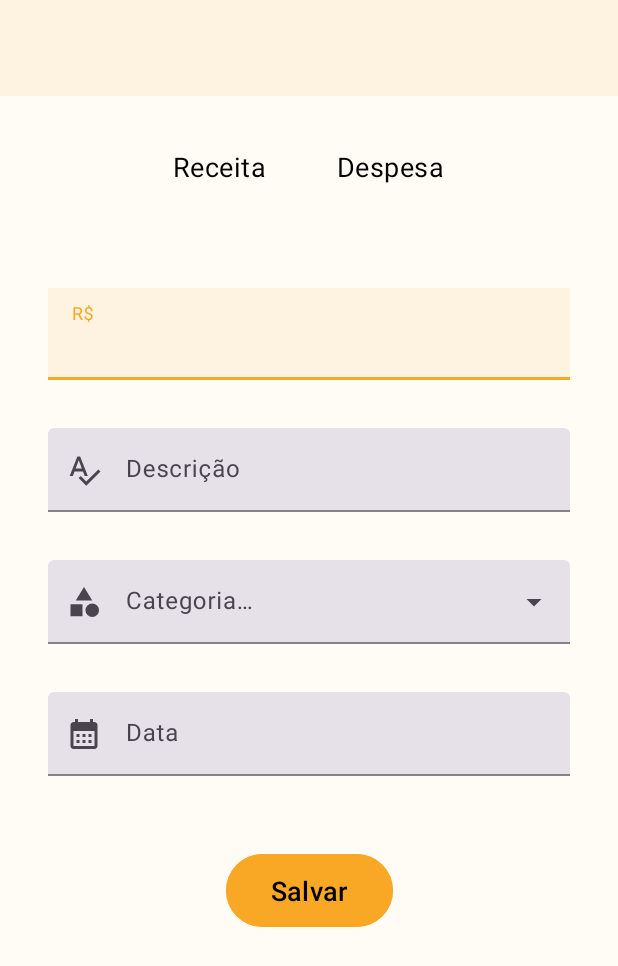
After one commit to htchristie/finances-app, an Android app: the AddTransaction screen opened directly, with no data from a screen before it, on a phone screen of 412 x 824 dp. The commit adds this screen. Shown: the top 966 px of the screen. Run offline under Robolectric (Android 15) with nearby library versions, the phone set to English and light mode, and no system bars.

Commit message:
added 'add transaction' activity

```diff
--- /dev/null
+++ b/app/src/main/java/com/fmu/financesapp/AddGoal.java
@@ -0,0 +1,14 @@
+package com.fmu.financesapp;
+
+import androidx.appcompat.app.AppCompatActivity;
+
+import android.os.Bundle;
+
+public class AddGoal extends AppCompatActivity {
+
+    @Override
+    protected void onCreate(Bundle savedInstanceState) {
+        super.onCreate(savedInstanceState);
+        setContentView(R.layout.activity_add_goals);
+    }
+}
--- /dev/null
+++ b/app/src/main/java/com/fmu/financesapp/AddTransaction.java
@@ -0,0 +1,32 @@
+package com.fmu.financesapp;
+
+import androidx.appcompat.app.AppCompatActivity;
+
+import android.os.Bundle;
+import android.view.View;
+import android.widget.ArrayAdapter;
+import android.widget.AutoCompleteTextView;
+
+import com.fmu.financesapp.databinding.ActivityAddTransactionBinding;
+
+public class AddTransaction extends AppCompatActivity {
+
+    private ActivityAddTransactionBinding binding;
+
+    @Override
+    protected void onResume() {
+        super.onResume();
+        String[] categories = getResources().getStringArray(R.array.categories);
+        ArrayAdapter<String> adapter = new ArrayAdapter<>(this, R.layout.transactions_dropdown_item, categories);
+        AutoCompleteTextView autoCompleteTextView = binding.tvTransactionCategory;
+        autoCompleteTextView.setAdapter(adapter);
+    }
+
+    @Override
+    protected void onCreate(Bundle savedInstanceState) {
+        super.onCreate(savedInstanceState);
+        binding = ActivityAddTransactionBinding.inflate(getLayoutInflater());
+        View view = binding.getRoot();
+        setContentView(view);
+    }
+}
--- /dev/null
+++ b/app/src/main/res/drawable/ic_calendar.xml
@@ -0,0 +1,5 @@
+<vector android:height="24dp" android:tint="#FFFFFF"
+    android:viewportHeight="24" android:viewportWidth="24"
+    android:width="24dp" xmlns:android="http://schemas.android.com/apk/res/android">
+    <path android:fillColor="@android:color/white" android:pathData="M19,4h-1V2h-2v2H8V2H6v2H5C3.89,4 3.01,4.9 3.01,6L3,20c0,1.1 0.89,2 2,2h14c1.1,0 2,-0.9 2,-2V6C21,4.9 20.1,4 19,4zM19,20H5V10h14V20zM9,14H7v-2h2V14zM13,14h-2v-2h2V14zM17,14h-2v-2h2V14zM9,18H7v-2h2V18zM13,18h-2v-2h2V18zM17,18h-2v-2h2V18z"/>
+</vector>
--- /dev/null
+++ b/app/src/main/res/drawable/ic_category.xml
@@ -0,0 +1,7 @@
+<vector android:height="24dp" android:tint="#FFFFFF"
+    android:viewportHeight="24" android:viewportWidth="24"
+    android:width="24dp" xmlns:android="http://schemas.android.com/apk/res/android">
+    <path android:fillColor="@android:color/white" android:pathData="M12,2l-5.5,9h11z"/>
+    <path android:fillColor="@android:color/white" android:pathData="M17.5,17.5m-4.5,0a4.5,4.5 0,1 1,9 0a4.5,4.5 0,1 1,-9 0"/>
+    <path android:fillColor="@android:color/white" android:pathData="M3,13.5h8v8H3z"/>
+</vector>
--- /dev/null
+++ b/app/src/main/res/drawable/ic_description.xml
@@ -0,0 +1,5 @@
+<vector android:height="24dp" android:tint="#FFFFFF"
+    android:viewportHeight="24" android:viewportWidth="24"
+    android:width="24dp" xmlns:android="http://schemas.android.com/apk/res/android">
+    <path android:fillColor="@android:color/white" android:pathData="M12.45,16h2.09L9.43,3L7.57,3L2.46,16h2.09l1.12,-3h5.64l1.14,3zM6.43,11L8.5,5.48 10.57,11L6.43,11zM21.59,11.59l-8.09,8.09L9.83,16l-1.41,1.41 5.09,5.09L23,13l-1.41,-1.41z"/>
+</vector>
--- /dev/null
+++ b/app/src/main/res/drawable/ic_dot.xml
@@ -0,0 +1,5 @@
+<vector android:height="10dp" android:tint="?attr/colorPrimaryVariant"
+    android:viewportHeight="24" android:viewportWidth="24"
+    android:width="10dp" xmlns:android="http://schemas.android.com/apk/res/android">
+    <path android:fillColor="@android:color/white" android:pathData="M12,12m-10,0a10,10 0,1 1,20 0a10,10 0,1 1,-20 0"/>
+</vector>
--- /dev/null
+++ b/app/src/main/res/drawable/ic_money.xml
@@ -0,0 +1,5 @@
+<vector android:height="24dp" android:tint="#FFFFFF"
+    android:viewportHeight="24" android:viewportWidth="24"
+    android:width="24dp" xmlns:android="http://schemas.android.com/apk/res/android">
+    <path android:fillColor="@android:color/white" android:pathData="M11.8,10.9c-2.27,-0.59 -3,-1.2 -3,-2.15 0,-1.09 1.01,-1.85 2.7,-1.85 1.78,0 2.44,0.85 2.5,2.1h2.21c-0.07,-1.72 -1.12,-3.3 -3.21,-3.81V3h-3v2.16c-1.94,0.42 -3.5,1.68 -3.5,3.61 0,2.31 1.91,3.46 4.7,4.13 2.5,0.6 3,1.48 3,2.41 0,0.69 -0.49,1.79 -2.7,1.79 -2.06,0 -2.87,-0.92 -2.98,-2.1h-2.2c0.12,2.19 1.76,3.42 3.68,3.83V21h3v-2.15c1.95,-0.37 3.5,-1.5 3.5,-3.55 0,-2.84 -2.43,-3.81 -4.7,-4.4z"/>
+</vector>
--- /dev/null
+++ b/app/src/main/res/drawable/transactions_radio_icon.xml
@@ -0,0 +1,8 @@
+<?xml version="1.0" encoding="utf-8"?>
+<selector xmlns:android="http://schemas.android.com/apk/res/android">
+    <item android:state_checked="true"
+        android:color="?attr/colorPrimaryVariant" />
+
+    <item android:state_checked="false"
+        android:color="@android:color/transparent" />
+</selector>
--- /dev/null
+++ b/app/src/main/res/drawable/transactions_radio_text.xml
@@ -0,0 +1,10 @@
+<?xml version="1.0" encoding="utf-8"?>
+<selector xmlns:android="http://schemas.android.com/apk/res/android">
+
+    <item android:state_checked="true"
+        android:color="?attr/colorPrimaryVariant" />
+
+    <item android:state_checked="false"
+        android:color="?attr/colorOnPrimary" />
+
+</selector>
--- /dev/null
+++ b/app/src/main/res/layout/activity_add_goals.xml
@@ -0,0 +1,9 @@
+<?xml version="1.0" encoding="utf-8"?>
+<androidx.constraintlayout.widget.ConstraintLayout xmlns:android="http://schemas.android.com/apk/res/android"
+    xmlns:app="http://schemas.android.com/apk/res-auto"
+    xmlns:tools="http://schemas.android.com/tools"
+    android:layout_width="match_parent"
+    android:layout_height="match_parent"
+    tools:context=".AddGoal">
+
+</androidx.constraintlayout.widget.ConstraintLayout>
--- /dev/null
+++ b/app/src/main/res/layout/activity_add_transaction.xml
@@ -0,0 +1,178 @@
+<?xml version="1.0" encoding="utf-8"?>
+<androidx.constraintlayout.widget.ConstraintLayout xmlns:android="http://schemas.android.com/apk/res/android"
+    xmlns:app="http://schemas.android.com/apk/res-auto"
+    xmlns:tools="http://schemas.android.com/tools"
+    android:layout_width="match_parent"
+    android:layout_height="match_parent"
+    android:background="?attr/colorContainer"
+    tools:context=".AddTransaction"
+    tools:ignore="PrivateResource">
+
+    <androidx.appcompat.widget.Toolbar
+        android:id="@+id/toolbarTransactions"
+        android:layout_width="match_parent"
+        android:layout_height="wrap_content"
+        android:background="?attr/colorPrimary"
+        android:minHeight="?attr/actionBarSize"
+        android:theme="?attr/actionBarTheme"
+        app:layout_constraintEnd_toEndOf="parent"
+        app:layout_constraintStart_toStartOf="parent"
+        app:layout_constraintTop_toTopOf="parent" />
+
+    <RadioGroup
+        android:id="@+id/transactionsRadioGroup"
+        android:layout_width="wrap_content"
+        android:layout_height="wrap_content"
+        android:layout_marginTop="32dp"
+        android:orientation="horizontal"
+        app:layout_constraintEnd_toEndOf="parent"
+        app:layout_constraintStart_toStartOf="parent"
+        app:layout_constraintTop_toBottomOf="@+id/toolbarTransactions">
+
+        <RadioButton
+            android:id="@+id/rbExpenses"
+            android:layout_width="match_parent"
+            android:layout_height="wrap_content"
+            android:button="@android:color/transparent"
+            android:paddingHorizontal="24dp"
+            android:text="@string/profit_singular"
+            android:textSize="18sp"
+            android:textColor="@drawable/transactions_radio_text"
+            android:drawableBottom="@drawable/ic_dot"
+            android:drawablePadding="8dp"
+            android:drawableTint="@drawable/transactions_radio_icon"/>
+
+        <RadioButton
+            android:id="@+id/rbProfits"
+            android:layout_width="match_parent"
+            android:layout_height="wrap_content"
+            android:button="@android:color/transparent"
+            android:paddingHorizontal="24dp"
+            android:text="@string/expense_singular"
+            android:textSize="18sp"
+            android:textColor="@drawable/transactions_radio_text"
+            android:drawableBottom="@drawable/ic_dot"
+            android:drawablePadding="8dp"
+            android:drawableTint="@drawable/transactions_radio_icon"/>
+    </RadioGroup>
+
+    <com.google.android.material.textfield.TextInputLayout
+        android:id="@+id/tilTransactionAmount"
+        style="@style/Widget.Material3.TextInputLayout.FilledBox"
+        android:layout_width="0dp"
+        android:layout_height="wrap_content"
+        android:layout_marginStart="32dp"
+        android:layout_marginTop="48dp"
+        android:layout_marginEnd="32dp"
+        android:hint="@string/cipher"
+        app:hintAnimationEnabled="true"
+        app:hintEnabled="true"
+        app:hintTextColor="?attr/colorPrimaryVariant"
+        app:boxStrokeColor="?attr/colorPrimaryVariant"
+        app:layout_constraintEnd_toEndOf="parent"
+        app:layout_constraintStart_toStartOf="parent"
+        app:layout_constraintTop_toBottomOf="@+id/transactionsRadioGroup">
+
+        <com.google.android.material.textfield.TextInputEditText
+            android:id="@+id/etTransactionAmount"
+            android:layout_width="match_parent"
+            android:layout_height="wrap_content"
+            android:background="?attr/colorPrimary"
+            android:inputType="number"
+            android:textSize="20sp" />
+    </com.google.android.material.textfield.TextInputLayout>
+
+    <com.google.android.material.textfield.TextInputLayout
+        style="@style/Widget.Material3.TextInputLayout.FilledBox"
+        android:id="@+id/tilTransactionDescription"
+        android:layout_width="0dp"
+        android:layout_height="wrap_content"
+        android:layout_marginStart="32dp"
+        android:layout_marginTop="32dp"
+        android:layout_marginEnd="32dp"
+        android:hint="@string/description"
+        app:hintAnimationEnabled="true"
+        app:hintEnabled="true"
+        app:hintTextColor="?attr/colorPrimaryVariant"
+        app:boxStrokeColor="?attr/colorPrimaryVariant"
+        app:layout_constraintEnd_toEndOf="parent"
+        app:layout_constraintStart_toStartOf="parent"
+        app:layout_constraintTop_toBottomOf="@+id/tilTransactionAmount"
+        app:startIconDrawable="@drawable/ic_description">
+
+        <com.google.android.material.textfield.TextInputEditText
+            android:id="@+id/etTransactionDescription"
+            android:layout_width="match_parent"
+            android:layout_height="wrap_content"
+            android:inputType="text"
+            android:textColor="?attr/colorOnPrimary" />
+    </com.google.android.material.textfield.TextInputLayout>
+
+    <com.google.android.material.textfield.TextInputLayout
+        android:id="@+id/tilTransactionCategory"
+        style="@style/Widget.Material3.TextInputLayout.FilledBox.ExposedDropdownMenu"
+        android:layout_width="0dp"
+        android:layout_height="wrap_content"
+        android:layout_marginStart="32dp"
+        android:layout_marginTop="32dp"
+        android:layout_marginEnd="32dp"
+        android:hint="@string/category"
+        app:hintAnimationEnabled="true"
+        app:hintEnabled="true"
+        app:hintTextColor="?attr/colorPrimaryVariant"
+        app:boxStrokeColor="?attr/colorPrimaryVariant"
+        app:layout_constraintEnd_toEndOf="parent"
+        app:layout_constraintStart_toStartOf="parent"
+        app:layout_constraintTop_toBottomOf="@+id/tilTransactionDescription"
+        app:startIconDrawable="@drawable/ic_category">
+
+        <AutoCompleteTextView
+            android:id="@+id/tvTransactionCategory"
+            android:layout_width="match_parent"
+            android:layout_height="match_parent"
+            android:layout_weight="1"
+            android:inputType="none"/>
+    </com.google.android.material.textfield.TextInputLayout>
+
+    <com.google.android.material.textfield.TextInputLayout
+        style="@style/Widget.Material3.TextInputLayout.FilledBox"
+        android:id="@+id/tilTransactionDate"
+        android:layout_width="0dp"
+        android:layout_height="wrap_content"
+        android:layout_marginStart="32dp"
+        android:layout_marginTop="32dp"
+        android:layout_marginEnd="32dp"
+        android:hint="@string/date"
+        app:hintAnimationEnabled="true"
+        app:hintEnabled="true"
+        app:hintTextColor="?attr/colorPrimaryVariant"
+        app:boxStrokeColor="?attr/colorPrimaryVariant"
+        app:layout_constraintEnd_toEndOf="parent"
+        app:layout_constraintStart_toStartOf="parent"
+        app:layout_constraintTop_toBottomOf="@+id/tilTransactionCategory"
+        app:startIconDrawable="@drawable/ic_calendar">
+
+        <com.google.android.material.textfield.TextInputEditText
+            android:id="@+id/tvTransactionDate"
+            android:layout_width="match_parent"
+            android:layout_height="wrap_content"/>
+    </com.google.android.material.textfield.TextInputLayout>
+
+    <Button
+        android:id="@+id/btnTransactionsSave"
+        android:layout_width="wrap_content"
+        android:layout_height="wrap_content"
+        android:layout_marginTop="48dp"
+        android:backgroundTint="?attr/colorPrimaryVariant"
+        android:paddingLeft="30dp"
+        android:paddingTop="12dp"
+        android:paddingRight="30dp"
+        android:paddingBottom="12dp"
+        android:text="@string/save"
+        android:textColor="?attr/colorOnPrimary"
+        android:textSize="18sp"
+        app:layout_constraintEnd_toEndOf="parent"
+        app:layout_constraintStart_toStartOf="parent"
+        app:layout_constraintTop_toBottomOf="@+id/tilTransactionDate" />
+
+</androidx.constraintlayout.widget.ConstraintLayout>
--- /dev/null
+++ b/app/src/main/res/layout/transactions_dropdown_item.xml
@@ -0,0 +1,10 @@
+<?xml version="1.0" encoding="utf-8"?>
+<TextView
+    xmlns:android="http://schemas.android.com/apk/res/android"
+    android:layout_width="match_parent"
+    android:layout_height="wrap_content"
+    android:padding="16dp"
+    android:ellipsize="end"
+    android:maxLines="1"
+    android:textAppearance="?attr/textAppearanceSubtitle1"
+    android:textColor="?attr/colorOnPrimary"/>
--- a/app/src/main/res/values-night/themes.xml
+++ b/app/src/main/res/values-night/themes.xml
@@ -7,6 +7,7 @@
         <item name="colorOnPrimary">@color/white</item>
         <item name="colorContainer">@color/gray_900</item>
         <item name="colorAccent">@color/gray_200</item>
+        <item name="colorSurfaceVariant">?attr/colorPrimary</item>
         <!-- Secondary brand color. -->
         <item name="colorSecondary">@color/red_500</item>
         <item name="colorSecondaryVariant">@color/green_500</item>
--- a/app/src/main/res/values/strings.xml
+++ b/app/src/main/res/values/strings.xml
@@ -26,4 +26,20 @@
     <string name="hide_numbers">Esconder números</string>
     <string name="edit">Editar</string>
     <string name="expenses_by_category">Despesas por categoria</string>
+    <string name="profit_singular">Receita</string>
+    <string name="expense_singular">Despesa</string>
+    <string name="cipher">R$</string>
+    <string name="description">Descrição</string>
+    <string name="category">Categoria…</string>
+    <string name="date">Data</string>
+    <string name="save">Salvar</string>
+
+    <string-array name="categories">
+        <item>Alimentação</item>
+        <item>Educação</item>
+        <item>Mercado</item>
+        <item>Saúde</item>
+        <item>Transporte</item>
+        <item>Outros</item>
+    </string-array>
 </resources>
--- a/app/src/main/res/values/themes.xml
+++ b/app/src/main/res/values/themes.xml
@@ -7,6 +7,7 @@
         <item name="colorOnPrimary">@color/black</item>
         <item name="colorContainer">@color/amber_50</item>
         <item name="colorAccent">@color/amber_400</item>
+        <item name="colorSurfaceVariant">?attr/colorPrimary</item>
         <!-- Secondary brand color. -->
         <item name="colorSecondary">@color/red_500</item>
         <item name="colorSecondaryVariant">@color/green_500</item>
```
